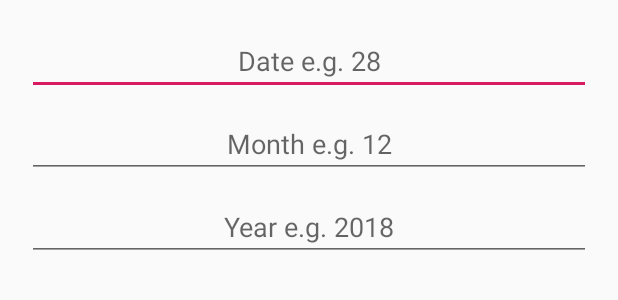
After one commit to HemlockBane/attendance-wallet, an Android app: the layout pop_up_sort.xml on its own in the app's theme, with its tools: preview values and no code run, on a phone screen of 412 x 824 dp. The commit adds this screen. Shown: the top 300 px of the screen. Run offline under Robolectric (Android 15) with nearby library versions, the phone set to English and light mode, and no system bars.

Commit message:
fix: Modified attendance sort

```diff
--- a/app/src/main/java/com/example/android/logger/activities/NewRecordActivity.java
+++ b/app/src/main/java/com/example/android/logger/activities/NewRecordActivity.java
@@ -21,6 +21,7 @@ import com.google.firebase.database.DatabaseError;
 import com.google.firebase.database.DatabaseReference;
 import com.google.firebase.database.FirebaseDatabase;
 import com.google.firebase.database.Query;
+import com.google.firebase.database.ValueEventListener;
 
 import java.text.Format;
 import java.text.SimpleDateFormat;
@@ -34,6 +35,7 @@ public class NewRecordActivity extends AppCompatActivity {
     private DatabaseReference mSubDatabaseReference;
     private Query attendanceQuery;
     private ChildEventListener queryChildEventListener;
+    private ValueEventListener queryValueEventListener;
 
 
     private TextView attendanceNameText;
@@ -83,6 +85,7 @@ public class NewRecordActivity extends AppCompatActivity {
             @Override
             public void onClick(View view) {
                 Toast.makeText(NewRecordActivity.this, "You clicked post!", Toast.LENGTH_SHORT).show();
+                Toast.makeText(NewRecordActivity.this, dateString, Toast.LENGTH_SHORT).show();
 
                 attendanceQuery = mDatabaseReference.orderByChild("dateString").equalTo(dateString);
 
@@ -147,6 +150,9 @@ public class NewRecordActivity extends AppCompatActivity {
             }
         });
 
+
+
+
     }
 
     public void registerAttendance(){
--- a/app/src/main/res/layout/activity_new_record.xml
+++ b/app/src/main/res/layout/activity_new_record.xml
@@ -14,7 +14,8 @@ tools:context=".activities.NewRecordActivity">
         android:layout_alignParentEnd="true"
         android:layout_alignParentBottom="true"
         android:layout_marginEnd="17dp"
-        android:layout_marginBottom="21dp" />
+        android:layout_marginBottom="21dp"
+        android:src="@drawable/ic_send_white_24dp"/>
 
 <TextView
     android:id="@+id/tv_new_attendance_name"
--- /dev/null
+++ b/app/src/main/res/layout/pop_up_sort.xml
@@ -0,0 +1,37 @@
+<?xml version="1.0" encoding="utf-8"?>
+<LinearLayout xmlns:android="http://schemas.android.com/apk/res/android"
+    android:layout_width="match_parent"
+    android:layout_height="wrap_content"
+    android:orientation="vertical"
+    android:padding="18dp">
+
+
+    <EditText
+        android:id="@+id/et_popup_date"
+        android:layout_width="match_parent"
+        android:layout_height="wrap_content"
+        android:ems="10"
+        android:hint="Date e.g. 28"
+        android:inputType="number"
+        android:textAlignment="center" />
+
+    <EditText
+        android:id="@+id/et_popup_month"
+        android:layout_width="match_parent"
+        android:layout_height="wrap_content"
+        android:layout_marginTop="10dp"
+        android:ems="10"
+        android:hint="Month e.g. 12"
+        android:inputType="number"
+        android:textAlignment="center" />
+
+    <EditText
+        android:id="@+id/et_popup_year"
+        android:layout_width="match_parent"
+        android:layout_height="wrap_content"
+        android:layout_marginTop="10dp"
+        android:ems="10"
+        android:hint="Year e.g. 2018"
+        android:inputType="number"
+        android:textAlignment="center" />
+</LinearLayout>
```
Also changed, not shown: app/src/main/AndroidManifest.xml (+5 -6 lines), app/src/main/java/com/example/android/logger/activities/PopScreen.java (added, +68 -0 lines), app/src/main/java/com/example/android/logger/activities/PopUpDialog.java (added, +18 -0 lines), app/src/main/java/com/example/android/logger/activities/ViewRecordsActivity.java (+32 -8 lines), app/src/main/res/layout/activity_pop_up_dialog.xml (added, +9 -0 lines).
